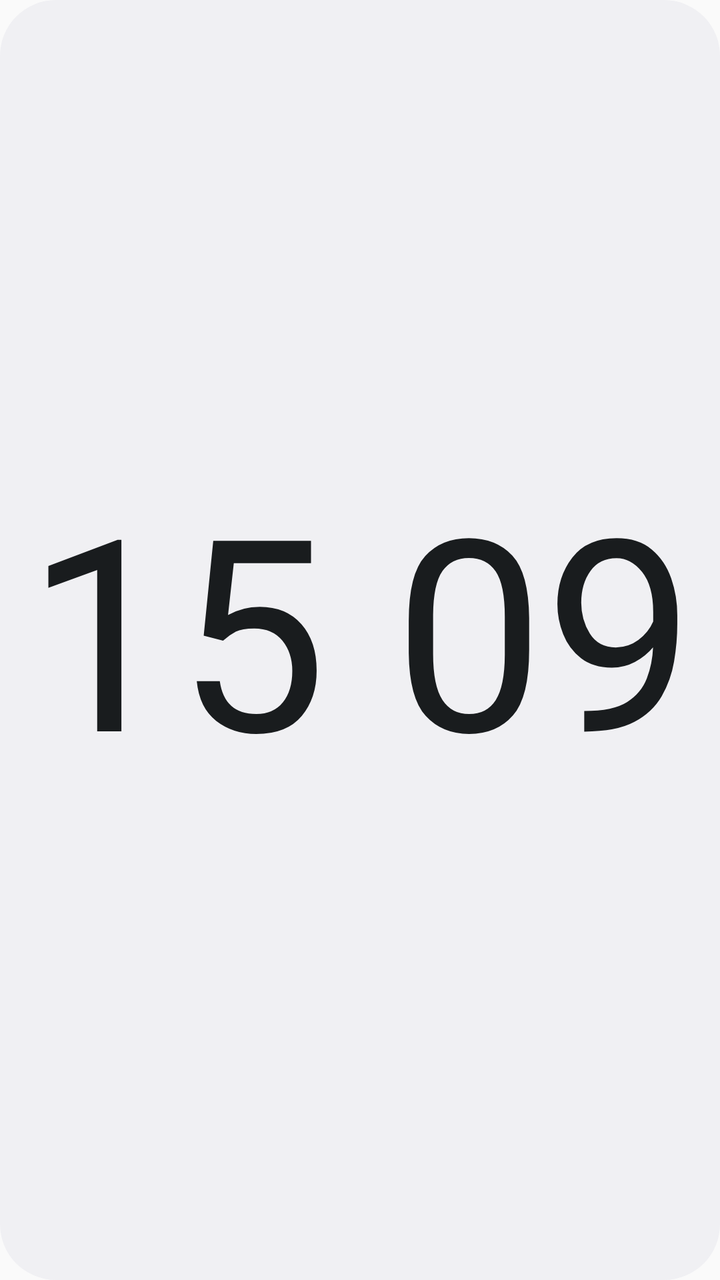
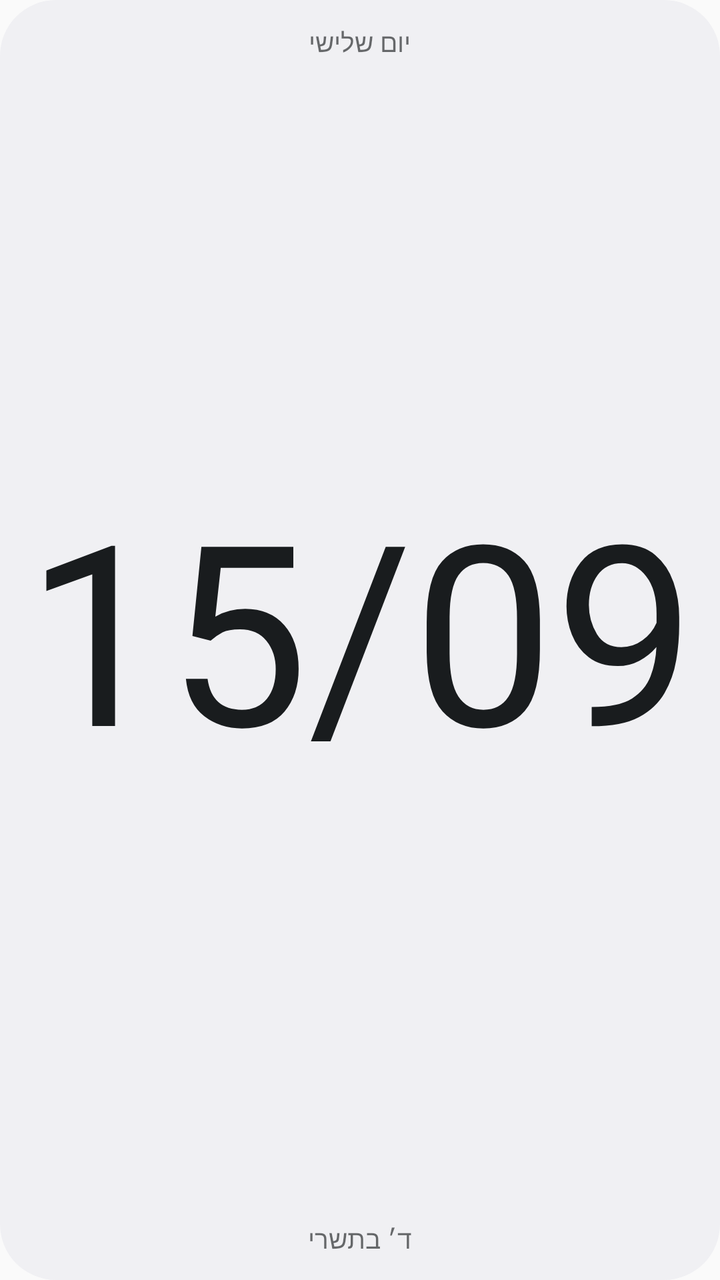

An Android layout rendered at two revisions. The XML below is the earlier revision; the diff shows what the commit changed to produce the second picture.
<!-- AndroidManifest.xml: application theme AppTheme -->
<!-- res/layout/widget_date_preview.xml -->
<?xml version="1.0" encoding="utf-8"?>
<FrameLayout xmlns:android="http://schemas.android.com/apk/res/android"
    android:layout_width="match_parent"
    android:layout_height="match_parent"
    android:background="@drawable/widget_date_bg"
    android:padding="12dp">

    <TextView
        android:layout_width="match_parent"
        android:layout_height="match_parent"
        android:gravity="center"
        android:layoutDirection="ltr"
        android:textDirection="ltr"
        android:text="@string/widget_preview_date"
        android:fontFamily="@font/six_caps"
        android:includeFontPadding="false"
        android:textColor="@color/widget_date_ink"
        android:textSize="110sp"
        android:maxLines="1"
        android:autoSizeTextType="uniform"
        android:autoSizeMinTextSize="40sp"
        android:autoSizeMaxTextSize="600sp"
        android:autoSizeStepGranularity="2sp" />
</FrameLayout>
<!-- resources referenced by this layout -->
<resources>
  <color name="widget_date_ink">#FF1B1915</color>
  <!-- drawable widget_date_bg (drawable) -->
  <?xml version="1.0" encoding="utf-8"?>
  <shape xmlns:android="http://schemas.android.com/apk/res/android" android:shape="rectangle">
      <solid android:color="@color/widget_date_bg" />
      <corners android:radius="30dp" />
  </shape>
  <string name="widget_preview_date">15 09</string>
  <style name="AppTheme" parent="Theme.AppCompat.Light.DarkActionBar">
          
          <item name="colorPrimary">@color/colorPrimary</item>
          <item name="colorPrimaryDark">@color/colorPrimaryDark</item>
          <item name="colorAccent">@color/colorAccent</item>
      </style>
  <color name="widget_date_bg">#FFFFFDF9</color>
</resources>

<!-- the commit's change to res/layout/widget_date_preview.xml (unified diff, before → after) -->
@@ -1,13 +1,25 @@
 <?xml version="1.0" encoding="utf-8"?>
-<FrameLayout xmlns:android="http://schemas.android.com/apk/res/android"
+<LinearLayout xmlns:android="http://schemas.android.com/apk/res/android"
     android:layout_width="match_parent"
     android:layout_height="match_parent"
     android:background="@drawable/widget_date_bg"
+    android:gravity="center"
+    android:orientation="vertical"
     android:padding="12dp">
 
     <TextView
+        android:layout_width="wrap_content"
+        android:layout_height="wrap_content"
+        android:text="@string/widget_preview_date_weekday"
+        android:fontFamily="@font/heebo_medium"
+        android:textColor="@color/widget_date_ink"
+        android:alpha="0.65"
+        android:textSize="13sp" />
+
+    <TextView
         android:layout_width="match_parent"
-        android:layout_height="match_parent"
+        android:layout_height="0dp"
+        android:layout_weight="1"
         android:gravity="center"
         android:layoutDirection="ltr"
         android:textDirection="ltr"
@@ -15,10 +27,19 @@
         android:fontFamily="@font/six_caps"
         android:includeFontPadding="false"
         android:textColor="@color/widget_date_ink"
-        android:textSize="110sp"
+        android:textSize="90sp"
         android:maxLines="1"
         android:autoSizeTextType="uniform"
-        android:autoSizeMinTextSize="40sp"
-        android:autoSizeMaxTextSize="600sp"
+        android:autoSizeMinTextSize="30sp"
+        android:autoSizeMaxTextSize="400sp"
         android:autoSizeStepGranularity="2sp" />
-</FrameLayout>
+
+    <TextView
+        android:layout_width="wrap_content"
+        android:layout_height="wrap_content"
+        android:text="@string/widget_preview_date_hebrew"
+        android:fontFamily="@font/heebo_medium"
+        android:textColor="@color/widget_date_ink"
+        android:alpha="0.65"
+        android:textSize="13sp" />
+</LinearLayout>
<!-- resource entries referenced after the edit -->
@@ -7,7 +7,9 @@
       <solid android:color="@color/widget_date_bg" />
       <corners android:radius="30dp" />
   </shape>
-  <string name="widget_preview_date">15 09</string>
+  <string name="widget_preview_date">15/09</string>
+  <string name="widget_preview_date_hebrew">ד׳ בתשרי</string>
+  <string name="widget_preview_date_weekday">יום שלישי</string>
   <style name="AppTheme" parent="Theme.AppCompat.Light.DarkActionBar">
           
           <item name="colorPrimary">@color/colorPrimary</item>
